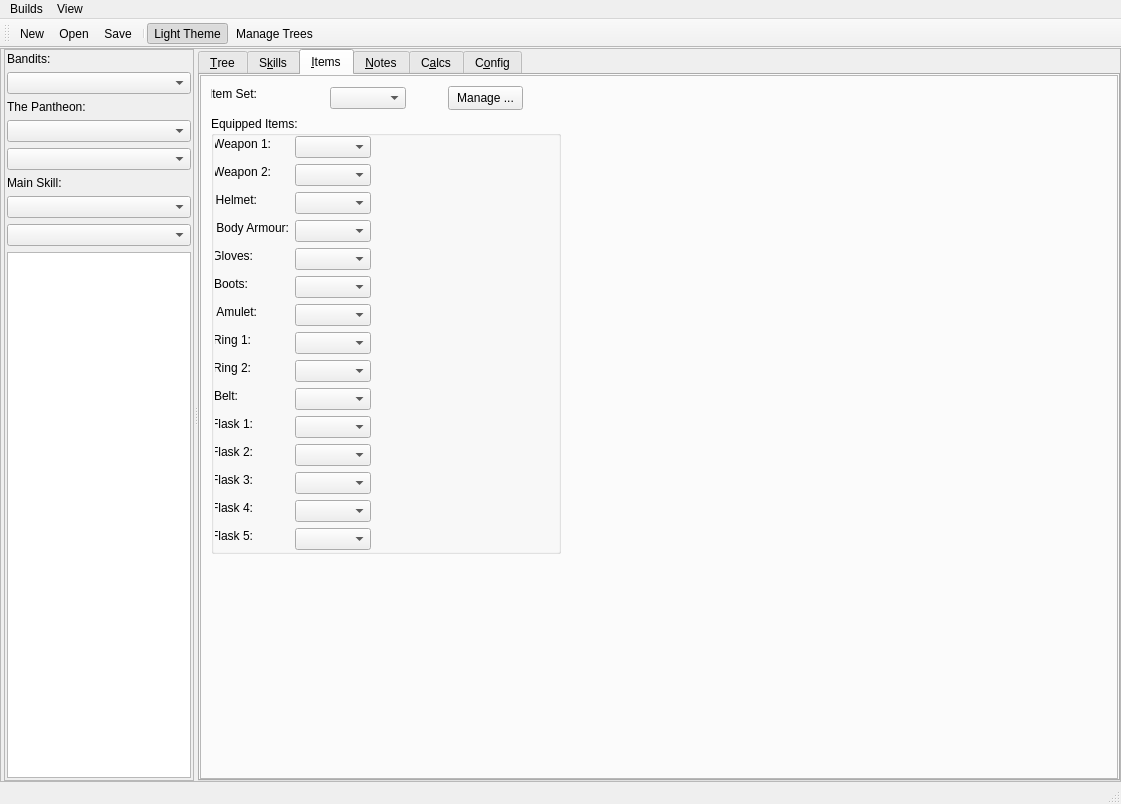
Old version of the form Assets/PoB_Main_Window.ui in the repository PathOfBuildingCommunity/PathOfBuilding-Python.
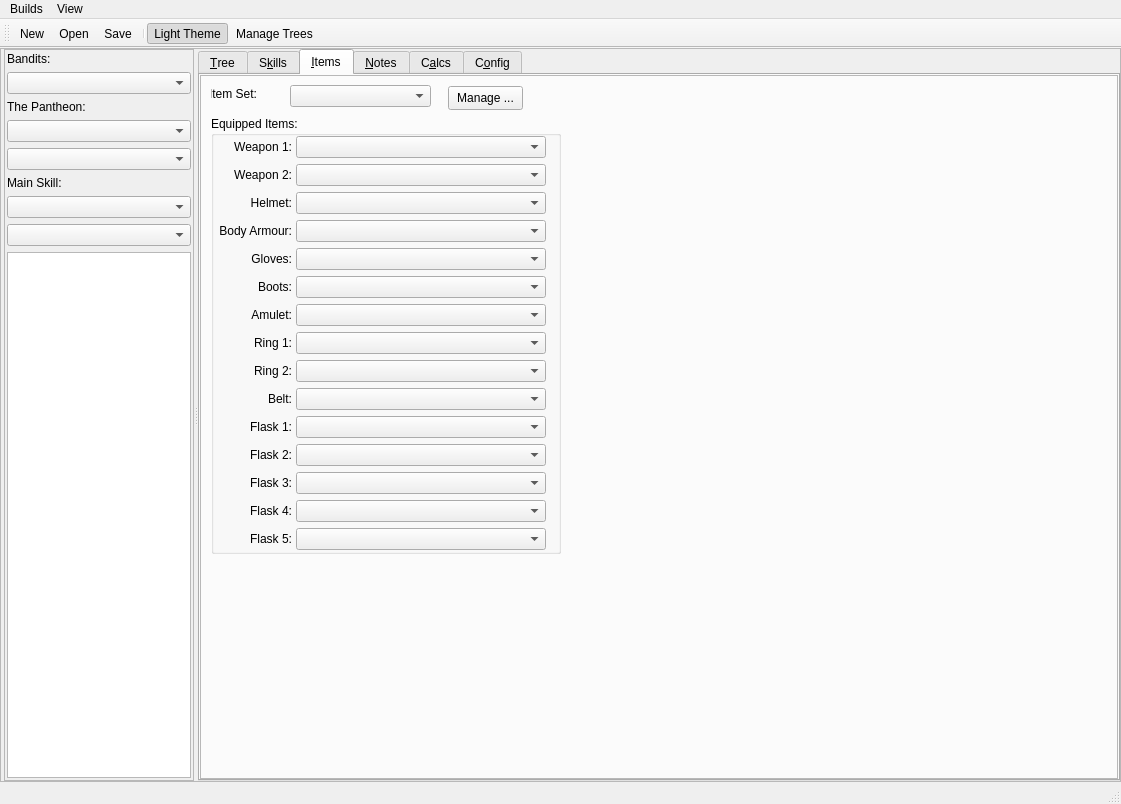
New version of the form. The open tabs and pages were chosen to show the change. Icons and pictures are not drawn.

What changed in the file:
```diff
--- a/Assets/PoB_Main_Window.ui
+++ b/Assets/PoB_Main_Window.ui
@@ -1955,9 +1955,9 @@
                <widget class="QComboBox" name="combo_SkillSet_2">
                 <property name="geometry">
                  <rect>
-                  <x>130</x>
-                  <y>12</y>
-                  <width>76</width>
+                  <x>90</x>
+                  <y>10</y>
+                  <width>141</width>
                   <height>22</height>
                  </rect>
                 </property>
@@ -1983,21 +1983,16 @@
                   <height>0</height>
                  </size>
                 </property>
-                <property name="font">
-                 <font>
-                  <pointsize>9</pointsize>
-                 </font>
-                </property>
                 <property name="title">
                  <string>Equipped Items:</string>
                 </property>
                 <widget class="QLabel" name="label_Weapon1">
                  <property name="geometry">
                   <rect>
-                   <x>4</x>
+                   <x>1</x>
                    <y>20</y>
-                   <width>56</width>
-                   <height>16</height>
+                   <width>80</width>
+                   <height>22</height>
                   </rect>
                  </property>
                  <property name="text">
@@ -2010,9 +2005,9 @@
                 <widget class="QComboBox" name="combo_Weapon1">
                  <property name="geometry">
                   <rect>
-                   <x>84</x>
+                   <x>85</x>
                    <y>20</y>
-                   <width>76</width>
+                   <width>250</width>
                    <height>22</height>
                   </rect>
                  </property>
@@ -2026,9 +2021,9 @@
                 <widget class="QComboBox" name="combo_Weapon2">
                  <property name="geometry">
                   <rect>
-                   <x>84</x>
+                   <x>85</x>
                    <y>48</y>
-                   <width>76</width>
+                   <width>250</width>
                    <height>22</height>
                   </rect>
                  </property>
@@ -2042,10 +2037,10 @@
                 <widget class="QLabel" name="label_Weapon2">
                  <property name="geometry">
                   <rect>
-                   <x>4</x>
+                   <x>1</x>
                    <y>48</y>
-                   <width>56</width>
-                   <height>16</height>
+                   <width>80</width>
+                   <height>22</height>
                   </rect>
                  </property>
                  <property name="text">
@@ -2058,9 +2053,9 @@
                 <widget class="QComboBox" name="combo_Helmet">
                  <property name="geometry">
                   <rect>
-                   <x>84</x>
+                   <x>85</x>
                    <y>76</y>
-                   <width>76</width>
+                   <width>250</width>
                    <height>22</height>
                   </rect>
                  </property>
@@ -2074,10 +2069,10 @@
                 <widget class="QLabel" name="label_Helmet">
                  <property name="geometry">
                   <rect>
-                   <x>4</x>
+                   <x>1</x>
                    <y>76</y>
-                   <width>42</width>
-                   <height>16</height>
+                   <width>80</width>
+                   <height>22</height>
                   </rect>
                  </property>
                  <property name="text">
@@ -2090,9 +2085,9 @@
                 <widget class="QComboBox" name="combo_BodyArmour">
                  <property name="geometry">
                   <rect>
-                   <x>84</x>
+                   <x>85</x>
                    <y>104</y>
-                   <width>76</width>
+                   <width>250</width>
                    <height>22</height>
                   </rect>
                  </property>
@@ -2106,10 +2101,10 @@
                 <widget class="QLabel" name="label_BodyArmour">
                  <property name="geometry">
                   <rect>
-                   <x>4</x>
+                   <x>1</x>
                    <y>104</y>
-                   <width>74</width>
-                   <height>16</height>
+                   <width>80</width>
+                   <height>22</height>
                   </rect>
                  </property>
                  <property name="text">
@@ -2122,9 +2117,9 @@
                 <widget class="QComboBox" name="combo_Gloves">
                  <property name="geometry">
                   <rect>
-                   <x>84</x>
+                   <x>85</x>
                    <y>132</y>
-                   <width>76</width>
+                   <width>250</width>
                    <height>22</height>
                   </rect>
                  </property>
@@ -2138,10 +2133,10 @@
                 <widget class="QLabel" name="label_Gloves">
                  <property name="geometry">
                   <rect>
-                   <x>4</x>
+                   <x>1</x>
                    <y>132</y>
-                   <width>38</width>
-                   <height>16</height>
+                   <width>80</width>
+                   <height>22</height>
                   </rect>
                  </property>
                  <property name="text">
@@ -2154,9 +2149,9 @@
                 <widget class="QComboBox" name="combo_Boots">
                  <property name="geometry">
                   <rect>
-                   <x>84</x>
+                   <x>85</x>
                    <y>160</y>
-                   <width>76</width>
+                   <width>250</width>
                    <height>22</height>
                   </rect>
                  </property>
@@ -2170,10 +2165,10 @@
                 <widget class="QLabel" name="label_Boots">
                  <property name="geometry">
                   <rect>
-                   <x>4</x>
+                   <x>1</x>
                    <y>160</y>
-                   <width>33</width>
-                   <height>16</height>
+                   <width>80</width>
+                   <height>22</height>
                   </rect>
                  </property>
                  <property name="text">
@@ -2186,9 +2181,9 @@
                 <widget class="QComboBox" name="combo_Amulet">
                  <property name="geometry">
                   <rect>
-                   <x>84</x>
+                   <x>85</x>
                    <y>188</y>
-                   <width>76</width>
+                   <width>250</width>
                    <height>22</height>
                   </rect>
                  </property>
@@ -2202,10 +2197,10 @@
                 <widget class="QLabel" name="label_Amulet">
                  <property name="geometry">
                   <rect>
-                   <x>4</x>
+                   <x>1</x>
                    <y>188</y>
-                   <width>42</width>
-                   <height>16</height>
+                   <width>80</width>
+                   <height>22</height>
                   </rect>
                  </property>
                  <property name="text">
@@ -2218,9 +2213,9 @@
                 <widget class="QComboBox" name="combo_Ring1">
                  <property name="geometry">
                   <rect>
-                   <x>84</x>
+                   <x>85</x>
                    <y>216</y>
-                   <width>76</width>
+                   <width>250</width>
                    <height>22</height>
                   </rect>
                  </property>
@@ -2234,10 +2229,10 @@
                 <widget class="QLabel" name="label_Ring1">
                  <property name="geometry">
                   <rect>
-                   <x>4</x>
+                   <x>1</x>
                    <y>216</y>
-                   <width>36</width>
-                   <height>16</height>
+                   <width>80</width>
+                   <height>22</height>
                   </rect>
                  </property>
                  <property name="text">
@@ -2250,9 +2245,9 @@
                 <widget class="QComboBox" name="combo_Ring2">
                  <property name="geometry">
                   <rect>
-                   <x>84</x>
+                   <x>85</x>
                    <y>244</y>
-                   <width>76</width>
+                   <width>250</width>
                    <height>22</height>
                   </rect>
                  </property>
@@ -2266,10 +2261,10 @@
                 <widget class="QLabel" name="label_Ring2">
                  <property name="geometry">
                   <rect>
-                   <x>4</x>
+                   <x>1</x>
                    <y>244</y>
-                   <width>36</width>
-                   <height>16</height>
+                   <width>80</width>
+                   <height>22</height>
                   </rect>
                  </property>
                  <property name="text">
@@ -2282,9 +2277,9 @@
                 <widget class="QComboBox" name="combo_Belt">
                  <property name="geometry">
                   <rect>
-                   <x>84</x>
+                   <x>85</x>
                    <y>272</y>
-                   <width>76</width>
+                   <width>250</width>
                    <height>22</height>
                   </rect>
                  </property>
@@ -2298,10 +2293,10 @@
                 <widget class="QLabel" name="label_Belt">
                  <property name="geometry">
                   <rect>
-                   <x>4</x>
+                   <x>1</x>
                    <y>272</y>
-                   <width>23</width>
-                   <height>16</height>
+                   <width>80</width>
+                   <height>22</height>
                   </rect>
                  </property>
                  <property name="text">
@@ -2314,9 +2309,9 @@
                 <widget class="QComboBox" name="combo_Flask1">
                  <property name="geometry">
                   <rect>
-                   <x>84</x>
+                   <x>85</x>
                    <y>300</y>
-                   <width>76</width>
+                   <width>250</width>
                    <height>22</height>
                   </rect>
                  </property>
@@ -2330,10 +2325,10 @@
                 <widget class="QLabel" name="label_Flask1">
                  <property name="geometry">
                   <rect>
-                   <x>4</x>
+                   <x>1</x>
                    <y>300</y>
-                   <width>38</width>
-                   <height>16</height>
+                   <width>80</width>
+                   <height>22</height>
                   </rect>
                  </property>
                  <property name="text">
@@ -2346,9 +2341,9 @@
                 <widget class="QComboBox" name="combo_Flask2">
                  <property name="geometry">
                   <rect>
-                   <x>84</x>
+                   <x>85</x>
                    <y>328</y>
-                   <width>76</width>
+                   <width>250</width>
                    <height>22</height>
                   </rect>
                  </property>
@@ -2362,10 +2357,10 @@
                 <widget class="QLabel" name="label_Flask2">
                  <property name="geometry">
                   <rect>
-                   <x>4</x>
+                   <x>1</x>
                    <y>328</y>
-                   <width>38</width>
-                   <height>16</height>
+                   <width>80</width>
+                   <height>22</height>
                   </rect>
                  </property>
                  <property name="text">
@@ -2378,9 +2373,9 @@
                 <widget class="QComboBox" name="combo_Flask3">
                  <property name="geometry">
                   <rect>
-                   <x>84</x>
+                   <x>85</x>
                    <y>356</y>
-                   <width>76</width>
+                   <width>250</width>
                    <height>22</height>
                   </rect>
                  </property>
@@ -2394,10 +2389,10 @@
                 <widget class="QLabel" name="label_Flask3">
                  <property name="geometry">
                   <rect>
-                   <x>4</x>
+                   <x>1</x>
                    <y>356</y>
-                   <width>38</width>
-                   <height>16</height>
+                   <width>80</width>
+                   <height>22</height>
                   </rect>
                  </property>
                  <property name="text">
@@ -2410,9 +2405,9 @@
                 <widget class="QComboBox" name="combo_Flask4">
                  <property name="geometry">
                   <rect>
-                   <x>84</x>
+                   <x>85</x>
                    <y>384</y>
-                   <width>76</width>
+                   <width>250</width>
                    <height>22</height>
                   </rect>
                  </property>
@@ -2426,10 +2421,10 @@
                 <widget class="QLabel" name="label_Flask4">
                  <property name="geometry">
                   <rect>
-                   <x>4</x>
+                   <x>1</x>
                    <y>384</y>
-                   <width>38</width>
-                   <height>16</height>
+                   <width>80</width>
+                   <height>22</height>
                   </rect>
                  </property>
                  <property name="text">
@@ -2442,9 +2437,9 @@
                 <widget class="QComboBox" name="combo_Flask5">
                  <property name="geometry">
                   <rect>
-                   <x>84</x>
+                   <x>85</x>
                    <y>412</y>
-                   <width>76</width>
+                   <width>250</width>
                    <height>22</height>
                   </rect>
                  </property>
@@ -2458,10 +2453,10 @@
                 <widget class="QLabel" name="label_Flask5">
                  <property name="geometry">
                   <rect>
-                   <x>4</x>
+                   <x>1</x>
                    <y>412</y>
-                   <width>38</width>
-                   <height>16</height>
+                   <width>80</width>
+                   <height>22</height>
                   </rect>
                  </property>
                  <property name="text">
```
Left out of the diff: 40 changed lines with no effect on the pictures.
